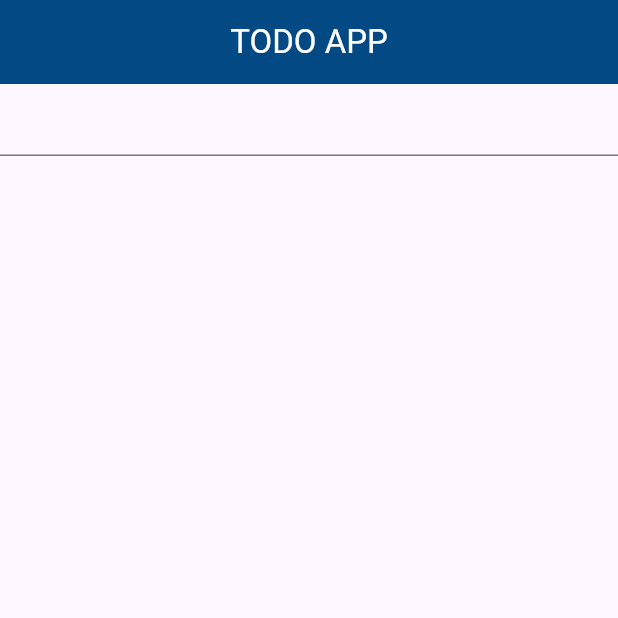
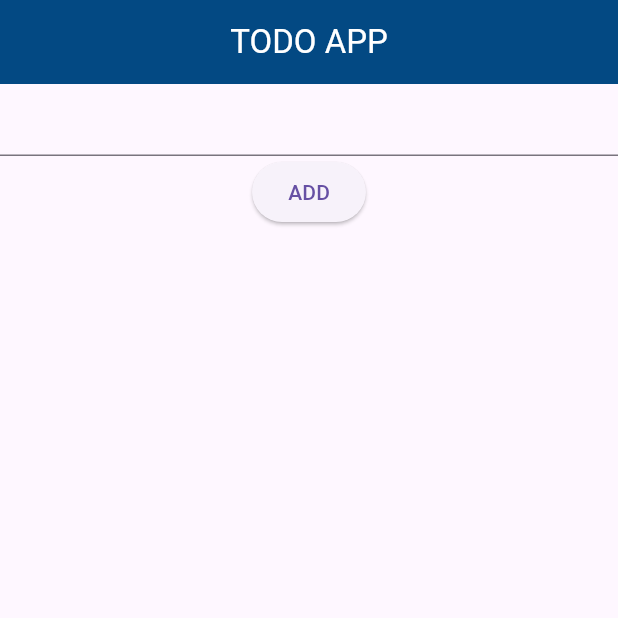
Before and after one commit to FAITH-ONYIBE/Taskify, a Flutter app: the screen it shows after launch, on a phone screen of 412 x 824 dp, the top half of it. Run offline on Flutter 3.47's test engine with Material 3 defaults, Android fonts, the phone set to English and light mode, and no system bars.

Commit message:
i added a ListView.builder to list item add, and itemcount to count how many items add, i also use controller to connect faithbook to the empyt list

```diff
--- a/lib/to_do_app.dart
+++ b/lib/to_do_app.dart
@@ -8,17 +8,42 @@ class ToDoApp extends StatefulWidget {
 }
 
 class _ToDoAppState extends State<ToDoApp> {
-  final TextEditingController controller = TextEditingController();
-  List task = [];
+  final TextEditingController faithbook = TextEditingController();
+  List tasks = [];
 
   @override
   Widget build(BuildContext context) {
     return Scaffold(
       appBar: AppBar(
-        title: Center(child: Text('TODO APP', style: TextStyle(color: Colors.white))),
+        title: Center(
+          child: Text('TODO APP', style: TextStyle(color: Colors.white)),
+        ),
         backgroundColor: const Color.fromARGB(255, 3, 73, 131),
       ),
-      body: TextField(),
+      body: Column(
+        children: [
+          TextField(
+            controller: faithbook,
+          ),
+          ElevatedButton(
+            onPressed: () {
+              setState(() {
+                tasks.add(faithbook.text);
+                faithbook.clear();
+              });
+            },
+            child: Text('ADD'),
+          ),
+          Expanded(
+            child: ListView.builder(
+              itemCount: tasks.length,
+              itemBuilder: (context, index) {
+                return ListTile(title: Text(tasks[index]));
+              },
+            ),
+          ),
+        ],
+      ),
     );
   }
 }
```
